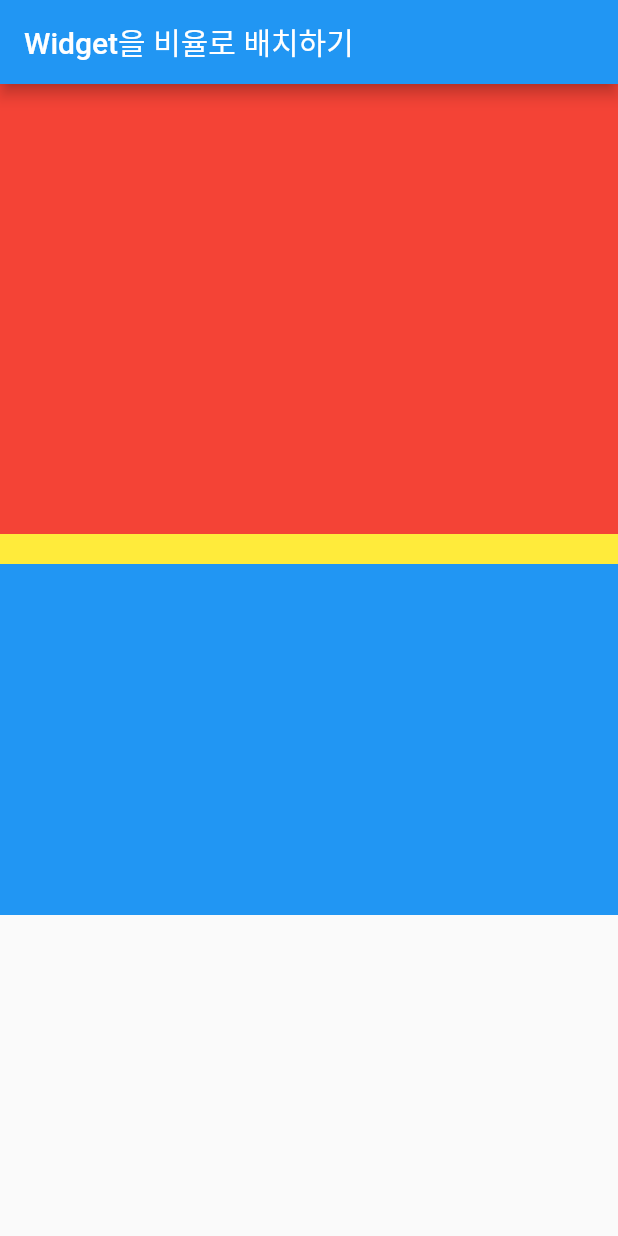
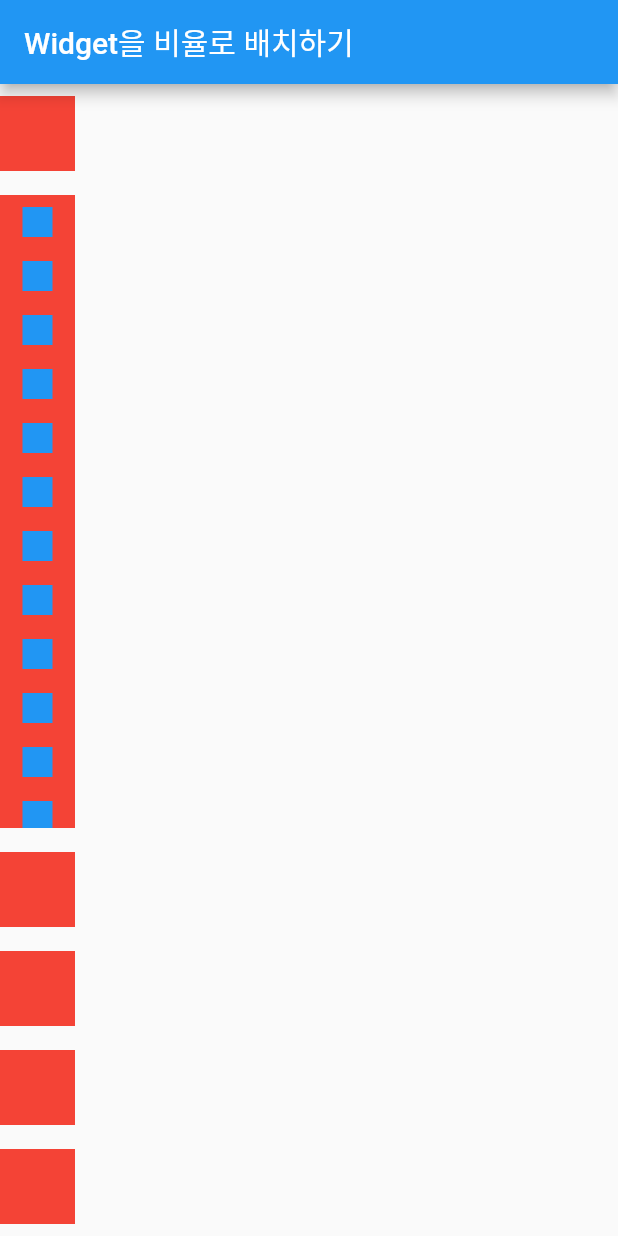
Before and after one commit to dongeranguk/flutter_example, a Flutter app: the screen it shows after launch, on a phone screen of 412 x 824 dp. Run offline on Flutter 3.47's test engine with Material 2 defaults, Android fonts, the phone set to English and light mode, and no system bars.

Commit message:
#6 - ScrollView 와 Expanded
`ScrollView` 내부에 `Expanded` 를 사용하면 오류가 발생하게 되는데, 이는 ScrollView 의 크기가 무한하므로 Expanded 가 widget 의 크기를 가늠하지 못해 발생하는 오류이다.

따라서, Scrollview 내부에서는 flexible widget 을 사용하지 못하고, 크기가 지정된 widget 내부에서만 사용가능하다.

```diff
--- a/lib/main.dart
+++ b/lib/main.dart
@@ -18,9 +18,62 @@ class Body extends StatelessWidget {
   Widget build(BuildContext context) {
     return Column(
       children: [
-        Container(color: Colors.red, height: 300,),
-        Flexible(flex: 1, child: Container(color: Colors.yellow, height: 20,)),
-        Expanded(child: Container(color: Colors.blue, height: 300,)),
+        Container(
+          color: Colors.red,
+          width: 50,
+          height: 50,
+          margin: const EdgeInsets.symmetric(vertical: 8),
+        ),
+        Expanded(
+          child: Container(
+            color: Colors.red,
+            width: 50,
+            height: 50,
+            margin: const EdgeInsets.symmetric(vertical: 8),
+            child: SingleChildScrollView(child: Column(
+              children: [
+                Container(color: Colors.blue, width: 20, height: 20, margin: const EdgeInsets.symmetric(vertical: 8),),
+                Container(color: Colors.blue, width: 20, height: 20, margin: const EdgeInsets.symmetric(vertical: 8),),
+                Container(color: Colors.blue, width: 20, height: 20, margin: const EdgeInsets.symmetric(vertical: 8),),
+                Container(color: Colors.blue, width: 20, height: 20, margin: const EdgeInsets.symmetric(vertical: 8),),
+                Container(color: Colors.blue, width: 20, height: 20, margin: const EdgeInsets.symmetric(vertical: 8),),
+                Container(color: Colors.blue, width: 20, height: 20, margin: const EdgeInsets.symmetric(vertical: 8),),
+                Container(color: Colors.blue, width: 20, height: 20, margin: const EdgeInsets.symmetric(vertical: 8),),
+                Container(color: Colors.blue, width: 20, height: 20, margin: const EdgeInsets.symmetric(vertical: 8),),
+                Container(color: Colors.blue, width: 20, height: 20, margin: const EdgeInsets.symmetric(vertical: 8),),
+                Container(color: Colors.blue, width: 20, height: 20, margin: const EdgeInsets.symmetric(vertical: 8),),
+                Container(color: Colors.blue, width: 20, height: 20, margin: const EdgeInsets.symmetric(vertical: 8),),
+                Container(color: Colors.blue, width: 20, height: 20, margin: const EdgeInsets.symmetric(vertical: 8),),
+                Container(color: Colors.blue, width: 20, height: 20, margin: const EdgeInsets.symmetric(vertical: 8),),
+                Container(color: Colors.blue, width: 20, height: 20, margin: const EdgeInsets.symmetric(vertical: 8),),
+              ],
+            )),
+          ),
+        ),
+        Container(
+          color: Colors.red,
+          width: 50,
+          height: 50,
+          margin: const EdgeInsets.symmetric(vertical: 8),
+        ),
+        Container(
+          color: Colors.red,
+          width: 50,
+          height: 50,
+          margin: const EdgeInsets.symmetric(vertical: 8),
+        ),
+        Container(
+          color: Colors.red,
+          width: 50,
+          height: 50,
+          margin: const EdgeInsets.symmetric(vertical: 8),
+        ),
+        Container(
+          color: Colors.red,
+          width: 50,
+          height: 50,
+          margin: const EdgeInsets.symmetric(vertical: 8),
+        ),
       ],
     );
   }
```
